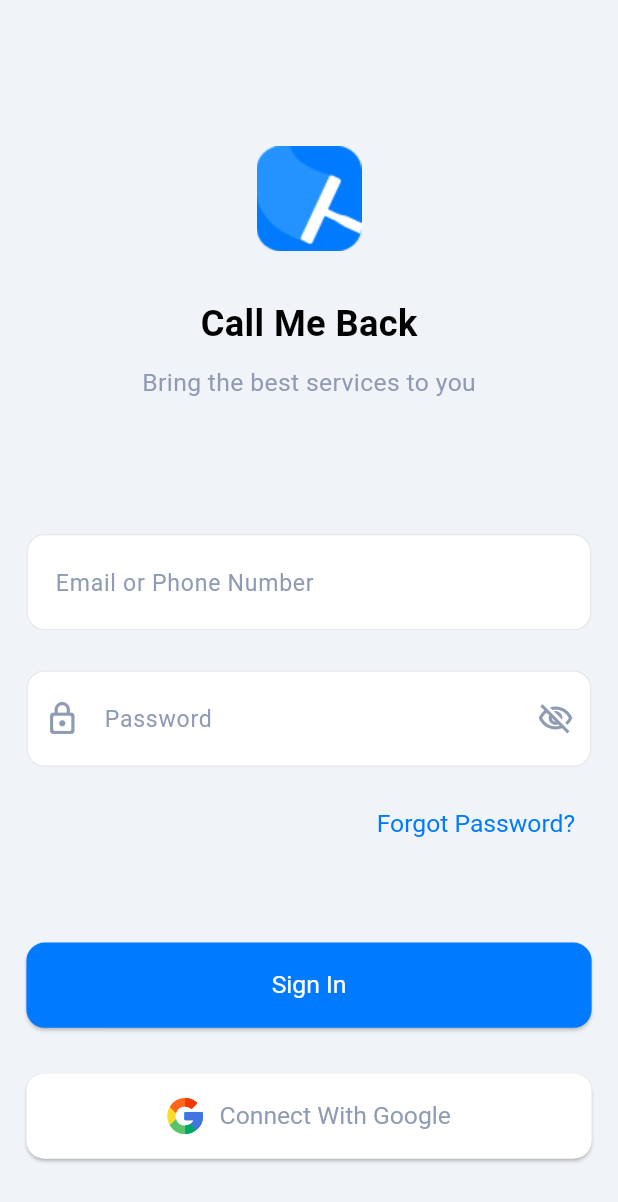
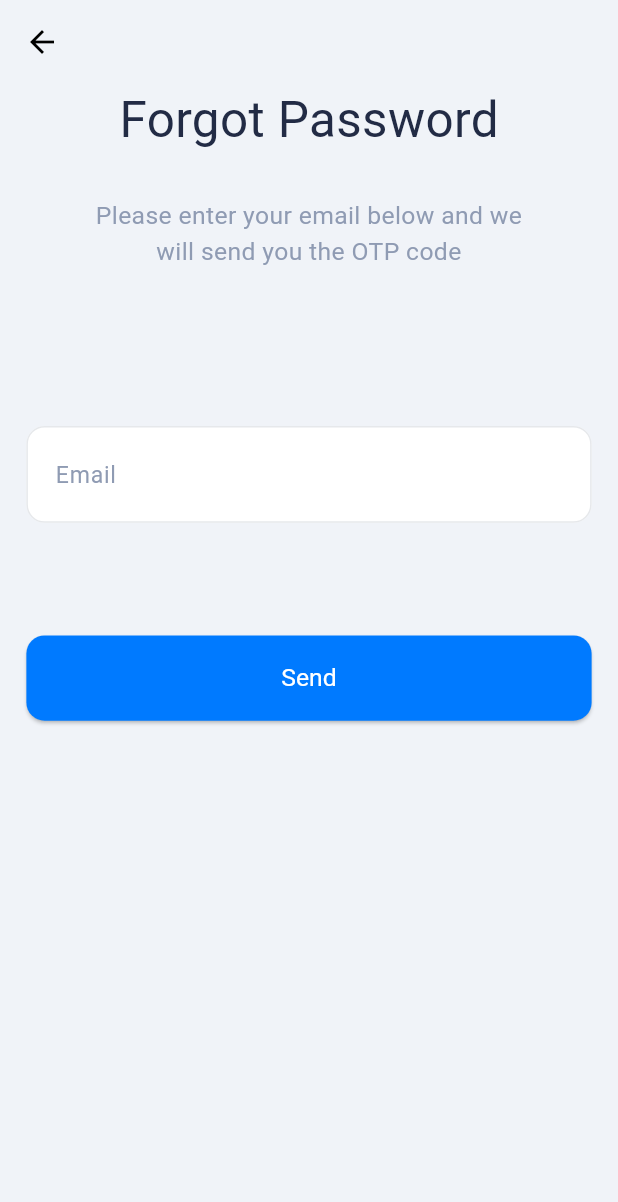
Before and after one commit to ahmedalhessi/Call-Me-Back, a Flutter app: the screen it shows after launch, after a tap on "Forgot Password?", on a phone screen of 412 x 824 dp. Shown: the top 1202 px of the screen. Run offline on Flutter 3.47's test engine with Material 3 defaults, Android fonts, the phone set to English and light mode, and no system bars; our stand-ins replace flutter_screenutil, flutter_svg, get; Roboto replaces fonts that are missing (Almarai).

Commit message:
added auth screens with required getx controllers, fixed some ui on sign in, need to add date & flag libraries for sign up screen

```diff
--- a/lib/core/constants/text_styles_manager.dart
+++ b/lib/core/constants/text_styles_manager.dart
@@ -4,8 +4,8 @@
 
 class TextStylesManager {
   static final TextStyle title = TextStyle(
-    fontSize: 22.sp,
-    fontWeight: FontWeight.bold,
+    fontSize: 30.sp,
+    color: ColorsManager.titleColor,
   );
   static final TextStyle subTitle = TextStyle(
     fontSize: 15.sp,
--- a/lib/core/localization/en.dart
+++ b/lib/core/localization/en.dart
@@ -26,14 +26,28 @@
   'sign_up': 'Sign Up',
   'required_field': 'Required Field',
 
-  // Forget Password
-  'restore_password': '',
-  'forget_password_note': '',
-  'send': '',
+  // Sign Up
+  'write_info': 'Please write your information below',
+  'full_name': 'Full Name',
+  'email': 'Email',
+  'date_of_birth': 'Date of Birth',
+  'have_account': 'You have an account?',
 
-  // Verification Code
-  'verification_code': '',
-  'verification_note': '',
-  'didnt_recieve_code': '',
-  'resend': '',
+  // Forgot Password
+  'forgot_password': 'Forgot Password',
+  'forgot_password_details':
+      'Please enter your email below and we will send you the OTP code',
+  'send': 'Send',
+
+  // Email Verification
+  'email_verification': 'Email Verification',
+  'verification_note':
+      'We sent the OTP code to your email, please check it and enter below',
+
+  // Reset Password
+  'create_new_password': 'Create New Password',
+  'reset_password_subtitle':
+      'And now, you can create the new password and confirm it',
+  'new_password': 'New Password',
+  'confirm_password': 'Confirm Password',
 };
--- a/lib/core/routes/get_pages.dart
+++ b/lib/core/routes/get_pages.dart
@@ -1,8 +1,16 @@
 import 'package:call_me_back/getx/bindings/auth/sign_in_binding.dart';
+import 'package:call_me_back/getx/bindings/auth/sign_up_binding.dart';
 import 'package:call_me_back/screens/auth/sign_in_screen.dart';
+import 'package:call_me_back/screens/auth/sign_up_screen.dart';
 import 'package:call_me_back/screens/home/home_screen.dart';
 import 'package:get/get.dart';
 import 'package:get/get_navigation/src/routes/get_route.dart';
+import '../../getx/bindings/auth/forget_password_binding.dart';
+import '../../getx/bindings/auth/reset_password_binding.dart';
+import '../../getx/bindings/auth/verification_binding.dart';
+import '../../screens/auth/forget_password_screen.dart';
+import '../../screens/auth/reset_password_screen.dart';
+import '../../screens/auth/verification_screen.dart';
 import '../../screens/intro/onboarding_screen.dart';
 import 'routes_manager.dart';
 
@@ -17,4 +25,24 @@
     page: () => const SignInScreen(),
     binding: SignInBinding(),
   ),
+  GetPage(
+    name: RoutesManager.signUpScreen,
+    page: () => const SignUpScreen(),
+    binding: SignUpBinding(),
+  ),
+  GetPage(
+    name: RoutesManager.forgetPasswordScreen,
+    page: () => ForgetPasswordScreen(),
+    binding: ForgetPasswordBinding(),
+  ),
+  GetPage(
+    name: RoutesManager.verificationScreen,
+    page: () => const VerificationScreen(),
+    binding: VerificationBinding(),
+  ),
+  GetPage(
+    name: RoutesManager.resetPasswordScreen,
+    page: () => const ResetPasswordScreen(),
+    binding: ResetPasswordBinding(),
+  ),
 ];
--- a/lib/core/routes/routes_manager.dart
+++ b/lib/core/routes/routes_manager.dart
@@ -4,14 +4,10 @@
 
   static const signInScreen = '/login_screen';
   static const signUpScreen = '/register_screen';
-  static const termsConditionsScreen = '/terms_conditions_screen';
   static const forgetPasswordScreen = '/forget_password_screen';
+  static const verificationScreen = '/verification_screen';
   static const resetPasswordScreen = '/reset_password_screen';
-  static const verificationScreen = '/verification_screen';
 
   static const homeScreen = '/home_screen';
-  static const menuScreen = '/menu_screen';
-  static const productDetailsScreen = '/product_details_screen';
-  static const orderDetailsScreen = '/order_details_screen';
   static const unknownScreen = '/unknown_screen';
 }
--- a/lib/core/themes/theme_manager.dart
+++ b/lib/core/themes/theme_manager.dart
@@ -1,5 +1,4 @@
 import 'package:flutter/material.dart';
-import 'package:flutter/services.dart';
 import 'package:flutter_screenutil/flutter_screenutil.dart';
 import '../constants/colors_manager.dart';
 
@@ -9,26 +8,26 @@
       // fontFamily: 'Almarai',
       colorScheme: const ColorScheme.light(primary: ColorsManager.primary),
       scaffoldBackgroundColor: ColorsManager.scaffoldBg,
-      appBarTheme: AppBarTheme(
-        backgroundColor: ColorsManager.white,
-        toolbarHeight: 60,
-        shape: RoundedRectangleBorder(
-          borderRadius: BorderRadius.vertical(bottom: Radius.circular(24.r)),
-        ),
-        centerTitle: true,
-        titleTextStyle: TextStyle(
-          fontSize: 18.sp,
-          color: ColorsManager.black,
-          fontFamily: 'Almarai',
-        ),
-        elevation: 0,
-        iconTheme: const IconThemeData(color: ColorsManager.black),
-        foregroundColor: ColorsManager.white,
-        systemOverlayStyle: const SystemUiOverlayStyle(
-          statusBarColor: Colors.transparent,
-          statusBarIconBrightness: Brightness.light,
-        ),
-      ),
+      // appBarTheme: AppBarTheme(
+      //   backgroundColor: ColorsManager.white,
+      //   toolbarHeight: 60,
+      //   shape: RoundedRectangleBorder(
+      //     borderRadius: BorderRadius.vertical(bottom: Radius.circular(24.r)),
+      //   ),
+      //   centerTitle: true,
+      //   titleTextStyle: TextStyle(
+      //     fontSize: 18.sp,
+      //     color: ColorsManager.black,
+      //     fontFamily: 'Almarai',
+      //   ),
+      //   elevation: 0,
+      //   iconTheme: const IconThemeData(color: ColorsManager.black),
+      //   foregroundColor: ColorsManager.white,
+      //   systemOverlayStyle: const SystemUiOverlayStyle(
+      //     statusBarColor: Colors.transparent,
+      //     statusBarIconBrightness: Brightness.light,
+      //   ),
+      // ),
       textTheme: TextTheme(
         labelLarge: TextStyle(fontSize: 16.sp, fontFamily: 'Almarai'),
         bodyMedium: TextStyle(
--- a/lib/core/widgets/text_field_widget.dart
+++ b/lib/core/widgets/text_field_widget.dart
@@ -76,19 +76,19 @@
               fontSize: 14.sp,
             ),
             suffixIcon: suffixIcon,
-            prefixIcon: isPassword
-                ? Icon(
-                    Icons.lock_outline_rounded,
-                    color: ColorsManager.subtitleColor,
-                    size: 24.h,
-                  )
-                : isPhone
-                ? Icon(
-                    Icons.phone_android_outlined,
-                    color: ColorsManager.subtitleColor,
-                    size: 24.h,
-                  )
-                : prefixIcon,
+            // prefixIcon: isPassword
+            //     ? Icon(
+            //         Icons.lock_outline_rounded,
+            //         color: ColorsManager.subtitleColor,
+            //         size: 24.h,
+            //       )
+            //     : isPhone
+            //     ? Icon(
+            //         Icons.phone_android_outlined,
+            //         color: ColorsManager.subtitleColor,
+            //         size: 24.h,
+            //       )
+            //     : prefixIcon,
             errorMaxLines: 2,
             errorStyle: const TextStyle(color: ColorsManager.danger),
             filled: true,
--- /dev/null
+++ b/lib/getx/bindings/auth/forget_password_binding.dart
@@ -0,0 +1,9 @@
+import 'package:get/get.dart';
+import '../../controllers/auth/forget_password_controller.dart';
+
+class ForgetPasswordBinding implements Bindings {
+  @override
+  void dependencies() {
+    Get.lazyPut(() => ForgetPasswordController());
+  }
+}
--- /dev/null
+++ b/lib/getx/controllers/auth/forget_password_controller.dart
@@ -0,0 +1,7 @@
+import 'package:flutter/cupertino.dart';
+import 'package:get/state_manager.dart';
+
+class ForgetPasswordController extends GetxController {
+  final emailController = TextEditingController();
+  final formKey = GlobalKey<FormState>();
+}
--- /dev/null
+++ b/lib/screens/auth/forget_password_screen.dart
@@ -0,0 +1,56 @@
+import 'package:call_me_back/core/routes/routes_manager.dart';
+import 'package:call_me_back/core/widgets/text_field_widget.dart';
+import 'package:flutter/material.dart';
+import 'package:flutter_screenutil/flutter_screenutil.dart';
+import 'package:get/get.dart';
+import '../../core/constants/colors_manager.dart';
+import '../../core/constants/text_styles_manager.dart';
+import '../../getx/controllers/auth/forget_password_controller.dart';
+
+class ForgetPasswordScreen extends GetView<ForgetPasswordController> {
+  const ForgetPasswordScreen({super.key});
+
+  @override
+  Widget build(BuildContext context) {
+    return Scaffold(
+      appBar: AppBar(backgroundColor: ColorsManager.scaffoldBg),
+      body: Form(
+        key: controller.formKey,
+        child: ListView(
+          physics: NeverScrollableScrollPhysics(),
+          shrinkWrap: true,
+          padding: EdgeInsets.symmetric(horizontal: 16.w),
+          children: [
+            Center(
+              child: Text('forgot_password'.tr, style: TextStylesManager.title),
+            ),
+            SizedBox(height: 29.h),
+            Center(
+              child: SizedBox(
+                width: 259.w,
+                child: Text(
+                  'forgot_password_details'.tr,
+                  style: TextStylesManager.subTitle,
+                  textAlign: TextAlign.center,
+                ),
+              ),
+            ),
+            SizedBox(height: 92.h),
+            TextFieldWidget(
+              controller: controller.emailController,
+              hintText: 'email'.tr,
+              label: '',
+            ),
+            SizedBox(height: 74.h),
+            ElevatedButton(
+              onPressed: () {
+                Get.toNamed(RoutesManager.verificationScreen);
+              },
+              child: Text('send'.tr),
+            ),
+          ],
+        ),
+      ),
+    );
+  }
+}
```
Also changed, not shown: lib/core/widgets/verify_field_widget.dart (added, +53 -0 lines), lib/getx/bindings/auth/reset_password_binding.dart (added, +9 -0 lines), lib/getx/bindings/auth/sign_up_binding.dart (added, +9 -0 lines), lib/getx/bindings/auth/verification_binding.dart (added, +10 -0 lines), lib/getx/controllers/auth/reset_password_controller.dart (added, +12 -0 lines), lib/getx/controllers/auth/sign_up_controller.dart (added, +12 -0 lines), lib/getx/controllers/auth/verification_controller.dart (added, +47 -0 lines), lib/screens/auth/reset_password_screen.dart (added, +120 -0 lines), lib/screens/auth/sign_in_screen.dart (+9 -11 lines), lib/screens/auth/sign_up_screen.dart (added, +95 -0 lines), lib/screens/auth/verification_screen.dart (added, +124 -0 lines).
